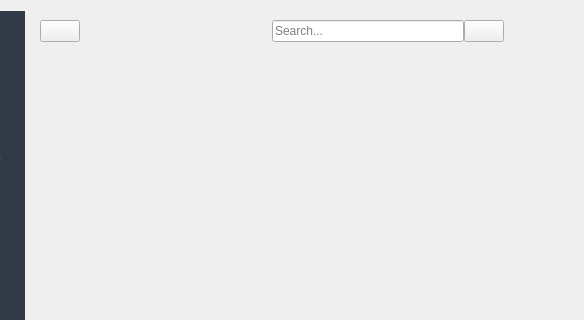
The window that dashboard.ui (WeWeBunnyX/HotelReservationSQL_Application) describes before a commit, drawn with Qt 5; both pictures show x 158 to 742 and y 0 to 320 of the 1146 by 716 pixel window.
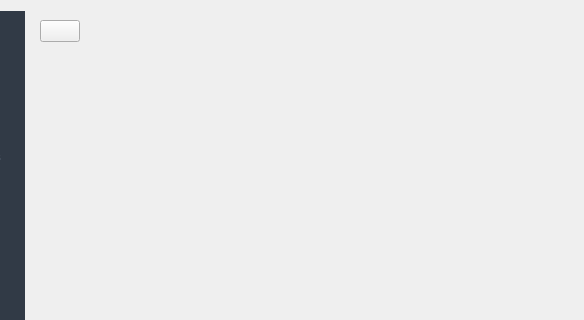
The same window after the commit. Icons and pictures are not drawn. Custom widgets are drawn as their Qt base class.

```diff
--- a/dashboard.ui
+++ b/dashboard.ui
@@ -332,41 +332,6 @@
                </property>
               </widget>
              </item>
-             <item>
-              <layout class="QHBoxLayout" name="horizontalLayout">
-               <item>
-                <spacer name="horizontalSpacer">
-                 <property name="orientation">
-                  <enum>Qt::Orientation::Horizontal</enum>
-                 </property>
-                 <property name="sizeHint" stdset="0">
-                  <size>
-                   <width>40</width>
-                   <height>20</height>
-                  </size>
-                 </property>
-                </spacer>
-               </item>
-               <item>
-                <widget class="QLineEdit" name="searchInput">
-                 <property name="placeholderText">
-                  <string>Search...</string>
-                 </property>
-                </widget>
-               </item>
-               <item>
-                <widget class="QPushButton" name="searchButton">
-                 <property name="text">
-                  <string/>
-                 </property>
-                 <property name="icon">
-                  <iconset resource="resources.qrc">
-                   <normaloff>:/icons/icons/dashboard/search.png</normaloff>:/icons/icons/dashboard/search.png</iconset>
-                 </property>
-                </widget>
-               </item>
-              </layout>
-             </item>
              <item>
               <spacer name="horizontalSpacer_2">
                <property name="orientation">
```
